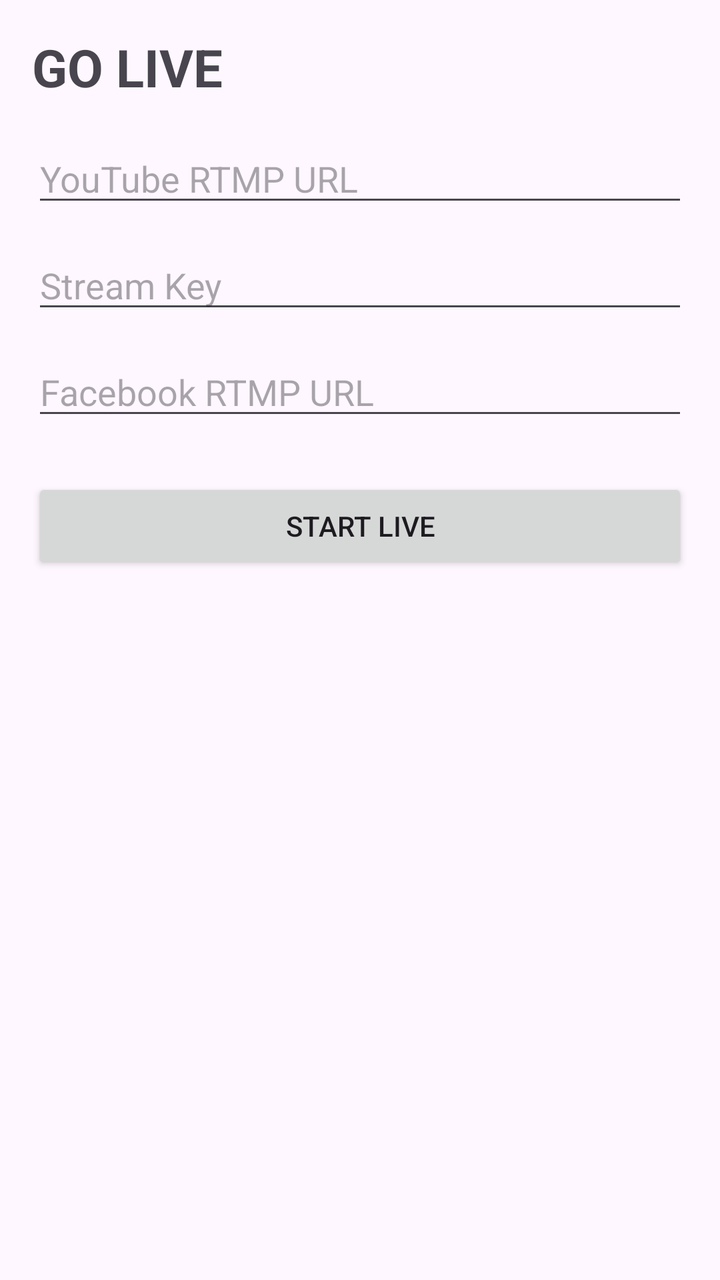
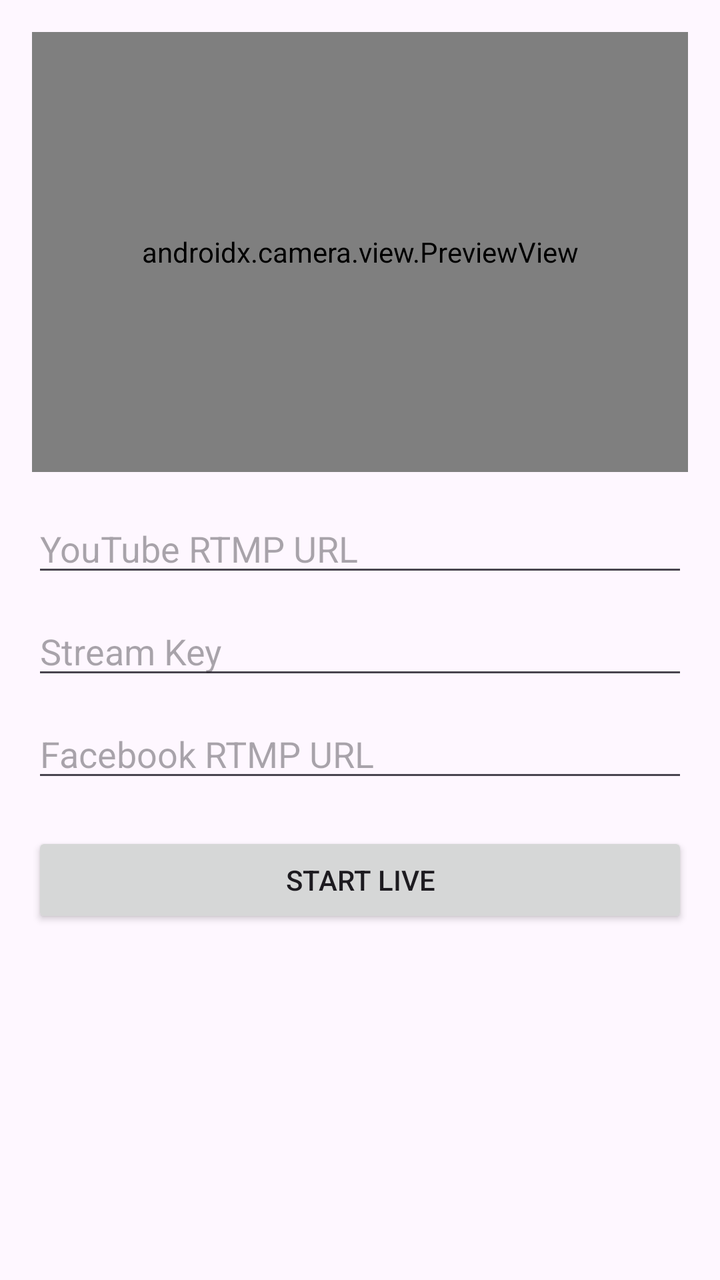

Screens rendered from an Android XML layout before and after an edit, with the pre-edit source and the edit as a unified diff.
<!-- AndroidManifest.xml: application theme Theme.SuryaLiveStudio -->
<!-- res/layout/activity_go_live.xml -->
<?xml version="1.0" encoding="utf-8"?>
<ScrollView xmlns:android="http://schemas.android.com/apk/res/android"
    android:layout_width="match_parent"
    android:layout_height="match_parent">

    <LinearLayout
        android:layout_width="match_parent"
        android:layout_height="wrap_content"
        android:orientation="vertical"
        android:padding="16dp">

        <TextView
            android:layout_width="wrap_content"
            android:layout_height="wrap_content"
            android:text="GO LIVE"
            android:textStyle="bold"
            android:textSize="26sp"/>

        <EditText
            android:id="@+id/etYoutubeUrl"
            android:layout_width="match_parent"
            android:layout_height="wrap_content"
            android:hint="YouTube RTMP URL"
            android:layout_marginTop="16dp"/>

        <EditText
            android:id="@+id/etStreamKey"
            android:layout_width="match_parent"
            android:layout_height="wrap_content"
            android:hint="Stream Key"
            android:layout_marginTop="12dp"/>

        <EditText
            android:id="@+id/etFacebookUrl"
            android:layout_width="match_parent"
            android:layout_height="wrap_content"
            android:hint="Facebook RTMP URL"
            android:layout_marginTop="12dp"/>

        <Button
            android:id="@+id/btnStartLive"
            android:layout_width="match_parent"
            android:layout_height="wrap_content"
            android:text="START LIVE"
            android:layout_marginTop="24dp"/>

    </LinearLayout>

</ScrollView>
<!-- resources referenced by this layout -->
<resources>
  <style name="Theme.SuryaLiveStudio" parent="Theme.Material3.DayNight.NoActionBar">
          <item name="android:statusBarColor">@android:color/transparent</item>
          <item name="android:navigationBarColor">@android:color/black</item>
      </style>
</resources>

<!-- the commit's change to res/layout/activity_go_live.xml (unified diff, before → after) -->
@@ -1,49 +1,43 @@
 <?xml version="1.0" encoding="utf-8"?>
-<ScrollView xmlns:android="http://schemas.android.com/apk/res/android"
+<LinearLayout
+    xmlns:android="http://schemas.android.com/apk/res/android"
+    xmlns:app="http://schemas.android.com/apk/res-auto"
     android:layout_width="match_parent"
-    android:layout_height="match_parent">
+    android:layout_height="match_parent"
+    android:orientation="vertical"
+    android:padding="16dp">
 
-    <LinearLayout
+    <androidx.camera.view.PreviewView
+        android:id="@+id/previewView"
+        android:layout_width="match_parent"
+        android:layout_height="220dp"
+        android:layout_marginBottom="16dp"/>
+
+    <EditText
+        android:id="@+id/etYoutubeUrl"
         android:layout_width="match_parent"
         android:layout_height="wrap_content"
-        android:orientation="vertical"
-        android:padding="16dp">
+        android:hint="YouTube RTMP URL"/>
 
-        <TextView
-            android:layout_width="wrap_content"
-            android:layout_height="wrap_content"
-            android:text="GO LIVE"
-            android:textStyle="bold"
-            android:textSize="26sp"/>
+    <EditText
+        android:id="@+id/etStreamKey"
+        android:layout_width="match_parent"
+        android:layout_height="wrap_content"
+        android:hint="Stream Key"
+        android:layout_marginTop="10dp"/>
 
-        <EditText
-            android:id="@+id/etYoutubeUrl"
-            android:layout_width="match_parent"
-            android:layout_height="wrap_content"
-            android:hint="YouTube RTMP URL"
-            android:layout_marginTop="16dp"/>
+    <EditText
+        android:id="@+id/etFacebookUrl"
+        android:layout_width="match_parent"
+        android:layout_height="wrap_content"
+        android:hint="Facebook RTMP URL"
+        android:layout_marginTop="10dp"/>
 
-        <EditText
-            android:id="@+id/etStreamKey"
-            android:layout_width="match_parent"
-            android:layout_height="wrap_content"
-            android:hint="Stream Key"
-            android:layout_marginTop="12dp"/>
+    <Button
+        android:id="@+id/btnStartLive"
+        android:layout_width="match_parent"
+        android:layout_height="wrap_content"
+        android:text="START LIVE"
+        android:layout_marginTop="20dp"/>
 
-        <EditText
-            android:id="@+id/etFacebookUrl"
-            android:layout_width="match_parent"
-            android:layout_height="wrap_content"
-            android:hint="Facebook RTMP URL"
-            android:layout_marginTop="12dp"/>
-
-        <Button
-            android:id="@+id/btnStartLive"
-            android:layout_width="match_parent"
-            android:layout_height="wrap_content"
-            android:text="START LIVE"
-            android:layout_marginTop="24dp"/>
-
-    </LinearLayout>
-
-</ScrollView>
+</LinearLayout>
